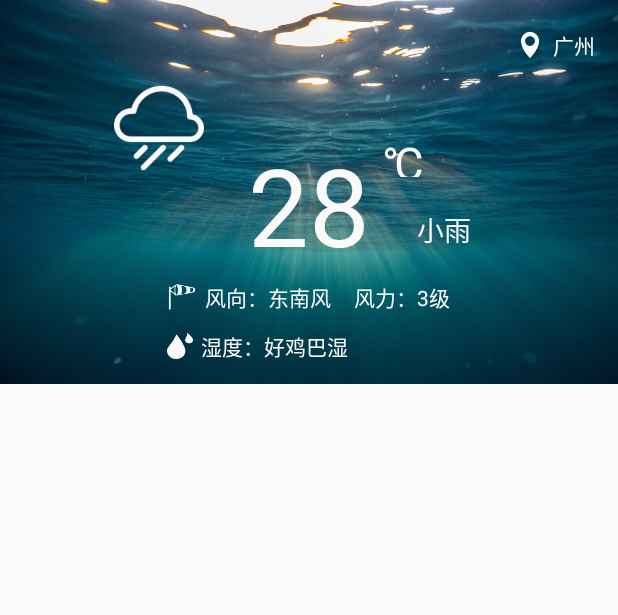
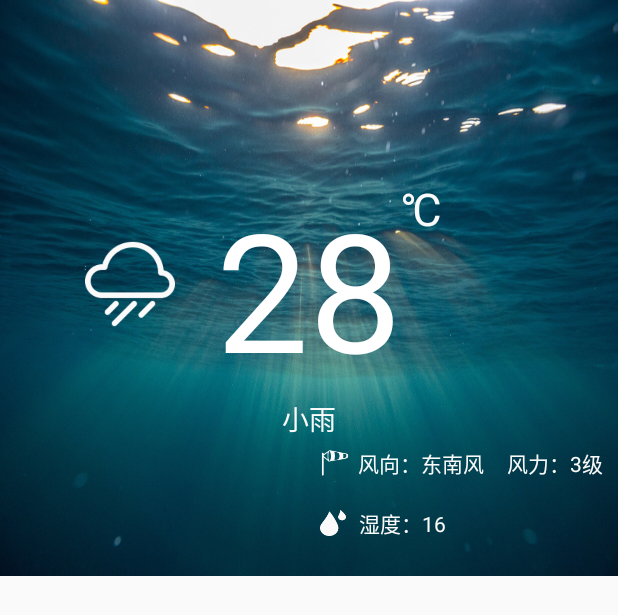
Before and after one commit to huanghuishun/MySchedule, an Android app: the layout weathernav.xml on its own in the app's theme, with its tools: preview values and no code run, on a phone screen of 412 x 824 dp. Shown: the top 615 px of the screen. Run offline under Robolectric (Android 15) with nearby library versions, the phone set to English and light mode, and no system bars.

Commit message:
天气界面

```diff
--- a/app/src/main/java/com/example/huanghuishun/myschedule/utils/WeatherUtils.java
+++ b/app/src/main/java/com/example/huanghuishun/myschedule/utils/WeatherUtils.java
@@ -50,7 +50,7 @@ public class WeatherUtils implements WeatherSearch.OnWeatherSearchListener {
 
     private void initview() {
         weatherNav = (RelativeLayout) LayoutInflater.from(context).inflate(R.layout.weathernav, null);
-        textView = (TextView) weatherNav.findViewById(R.id.textView6);
+        textView = (TextView) weatherNav.findViewById(R.id.textView8);
     }
 
 
--- /dev/null
+++ b/app/src/main/res/layout/action.xml
@@ -0,0 +1,6 @@
+<?xml version="1.0" encoding="utf-8"?>
+<ImageView xmlns:android="http://schemas.android.com/apk/res/android"
+    style="@android:style/Widget.ActionButton"
+    android:layout_width="wrap_content"
+    android:scaleType="centerInside"
+    android:layout_height="wrap_content" />
--- a/app/src/main/res/layout/app_bar_main.xml
+++ b/app/src/main/res/layout/app_bar_main.xml
@@ -10,13 +10,14 @@
 
     <android.support.design.widget.AppBarLayout
         android:layout_width="match_parent"
-        android:layout_height="wrap_content"
+        android:layout_height="384dp"
         android:fitsSystemWindows="true"
         android:theme="@style/AppTheme.AppBarOverlay">
         <android.support.design.widget.CollapsingToolbarLayout
             android:id="@+id/collapsinglayout"
             android:layout_width="match_parent"
             android:layout_height="match_parent"
+            app:expandedTitleTextAppearance="@string/nothing"
             app:contentScrim="?attr/colorPrimary"
             app:statusBarScrim="?attr/colorPrimaryDark"
             app:layout_scrollFlags="scroll|exitUntilCollapsed|snap"
@@ -24,7 +25,7 @@
             <FrameLayout
                 android:id="@+id/naviView"
                 android:layout_width="match_parent"
-                android:layout_height="256dp"
+                android:layout_height="wrap_content"
                 android:fitsSystemWindows="true"
                 app:layout_collapseMode="parallax"
                 app:layout_collapseParallaxMultiplier="0.7"
--- a/app/src/main/res/layout/weathernav.xml
+++ b/app/src/main/res/layout/weathernav.xml
@@ -1,78 +1,29 @@
 <?xml version="1.0" encoding="utf-8"?>
 <RelativeLayout xmlns:android="http://schemas.android.com/apk/res/android"
     android:layout_width="match_parent"
-    android:layout_height="256dp"
+    android:layout_height="384dp"
     android:background="@drawable/sunny2">
 
-    <TextView
-        android:layout_width="80dp"
-        android:layout_height="30dp"
-        android:text="小雨"
-        android:id="@+id/textView6"
-        android:gravity="center"
-        android:textColor="#fafafa"
-        android:layout_alignBottom="@+id/textView7"
-        android:layout_alignStart="@+id/textView8"
-        android:textSize="18sp" />
 
     <TextView
-        android:layout_width="100dp"
-        android:layout_height="80dp"
+        android:layout_width="wrap_content"
+        android:layout_height="wrap_content"
         android:text="28"
         android:id="@+id/textView7"
         android:layout_centerVertical="true"
         android:layout_centerHorizontal="true"
-        android:gravity="center"
-        android:textSize="72dp"
-        android:textColor="#fafafa" />
-
-    <TextView
-        android:layout_width="30dp"
-        android:layout_height="30dp"
-        android:text="℃"
-        android:id="@+id/textView8"
-        android:layout_toEndOf="@+id/textView7"
-        android:layout_alignTop="@+id/textView7"
-        android:textSize="30sp"
-        android:textColor="#fafafa" />
-
-    <LinearLayout
-        android:orientation="horizontal"
-        android:layout_width="wrap_content"
-        android:layout_height="30dp"
-        android:layout_marginTop="15dp"
-        android:gravity="center"
-        android:layout_alignParentTop="true"
-        android:layout_alignParentEnd="true"
-        android:layout_marginRight="15dp"
-        android:id="@+id/linearLayout2">
-
-        <ImageView
-            android:layout_width="20dp"
-            android:layout_height="20dp"
-            android:id="@+id/imageView3"
-            android:src="@drawable/location" />
-
-        <TextView
-            android:layout_width="wrap_content"
-            android:layout_height="30dp"
-            android:text="广州"
-            android:id="@+id/textView9"
-            android:textSize="14sp"
-            android:gravity="left|center"
-            android:textColor="#fafafa"
-            android:layout_marginLeft="5dp" />
-    </LinearLayout>
-
+        android:textSize="110dp"
+        android:textColor="#ffffff" />
     <LinearLayout
         android:orientation="horizontal"
         android:layout_width="wrap_content"
         android:layout_height="30dp"
         android:gravity="center"
-        android:layout_below="@+id/textView7"
-        android:layout_centerHorizontal="true"
         android:id="@+id/linearLayout"
-        android:layout_marginTop="15dp">
+        android:layout_above="@+id/linearLayout2"
+        android:layout_alignParentEnd="true"
+        android:layout_marginBottom="10dp"
+        android:layout_marginRight="10dp">
 
         <ImageView
             android:layout_width="20dp"
@@ -126,7 +77,8 @@
         android:gravity="center"
         android:layout_alignParentBottom="true"
         android:layout_alignStart="@+id/linearLayout"
-        android:layout_marginBottom="10dp">
+        android:layout_marginBottom="20dp"
+        android:id="@+id/linearLayout2">
 
         <ImageView
             android:layout_width="17dp"
@@ -138,7 +90,7 @@
         <TextView
             android:layout_width="wrap_content"
             android:layout_height="wrap_content"
-            android:text="湿度："
+            android:text=" 湿度："
             android:id="@+id/textView14"
             android:textColor="#fafafa"
             android:gravity="center"
@@ -147,7 +99,7 @@
         <TextView
             android:layout_width="wrap_content"
             android:layout_height="wrap_content"
-            android:text="好鸡巴湿"
+            android:text="16"
             android:id="@+id/textView15"
             android:textColor="#fafafa"
             android:gravity="center"
@@ -159,10 +111,33 @@
         android:layout_width="60dp"
         android:layout_height="60dp"
         android:id="@+id/imageView6"
-        android:layout_below="@+id/linearLayout2"
+        android:layout_marginRight="20dp"
+        android:src="@drawable/rainy"
+        android:layout_below="@+id/textView6"
         android:layout_toStartOf="@+id/textView7"
-        android:layout_marginRight="20dp"
-        android:layout_marginTop="10dp"
-        android:src="@drawable/rainy" />
+        android:layout_marginEnd="27dp" />
+
+    <TextView
+        android:layout_width="wrap_content"
+        android:layout_height="wrap_content"
+        android:text="小雨"
+        android:id="@+id/textView8"
+        android:gravity="center"
+        android:textColor="#fafafa"
+        android:textSize="18sp"
+        android:foregroundGravity="top"
+        android:layout_below="@+id/textView7"
+        android:layout_centerHorizontal="true" />
+
+    <TextView
+        android:layout_width="wrap_content"
+        android:layout_height="wrap_content"
+        android:text="℃"
+        android:id="@+id/textView6"
+        android:textSize="30sp"
+        android:textColor="#fafafa"
+        android:layout_alignTop="@+id/textView7"
+        android:layout_toEndOf="@+id/textView7" />
+
 
 </RelativeLayout>
--- a/app/src/main/res/values/strings.xml
+++ b/app/src/main/res/values/strings.xml
@@ -5,6 +5,8 @@
     <string name="navigation_drawer_close">Close navigation drawer</string>
 
     <string name="action_settings">Settings</string>
+
+    <string name="nothing">1</string>
 
     <!--nav_header-->
     <string name="nav_header_schedule">日程</string>
```
Also changed, not shown: app/src/main/java/com/example/huanghuishun/myschedule/ui/activity/BaseActivity.java (+24 -0 lines), app/src/main/res/anim/rotate.xml (added, +11 -0 lines), app/src/main/res/menu/main.xml (+8 -1 lines), app/src/main/res/drawable/refresh.png (added), app/src/main/res/drawable/shower.png (added).
